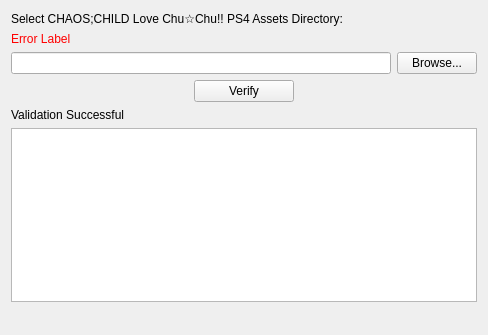
Qt form installer/packages/com.committeeofzero.cclcc.ps4.assets/meta/page.ui (CommitteeOfZero/dirac-sea) before a commit.
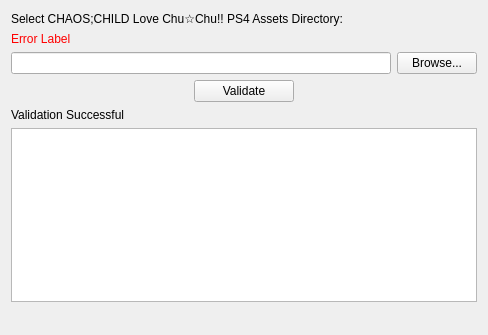
The same form after that commit.

Commit message: Log invalid files after validation

The edit to the form file:
```diff
--- a/installer/packages/com.committeeofzero.cclcc.ps4.assets/meta/page.ui
+++ b/installer/packages/com.committeeofzero.cclcc.ps4.assets/meta/page.ui
@@ -56,7 +56,7 @@
         </size>
        </property>
        <property name="text">
-        <string>Verify</string>
+        <string>Validate</string>
        </property>
       </widget>
      </item>
```
The commit also changes 1 other file.
